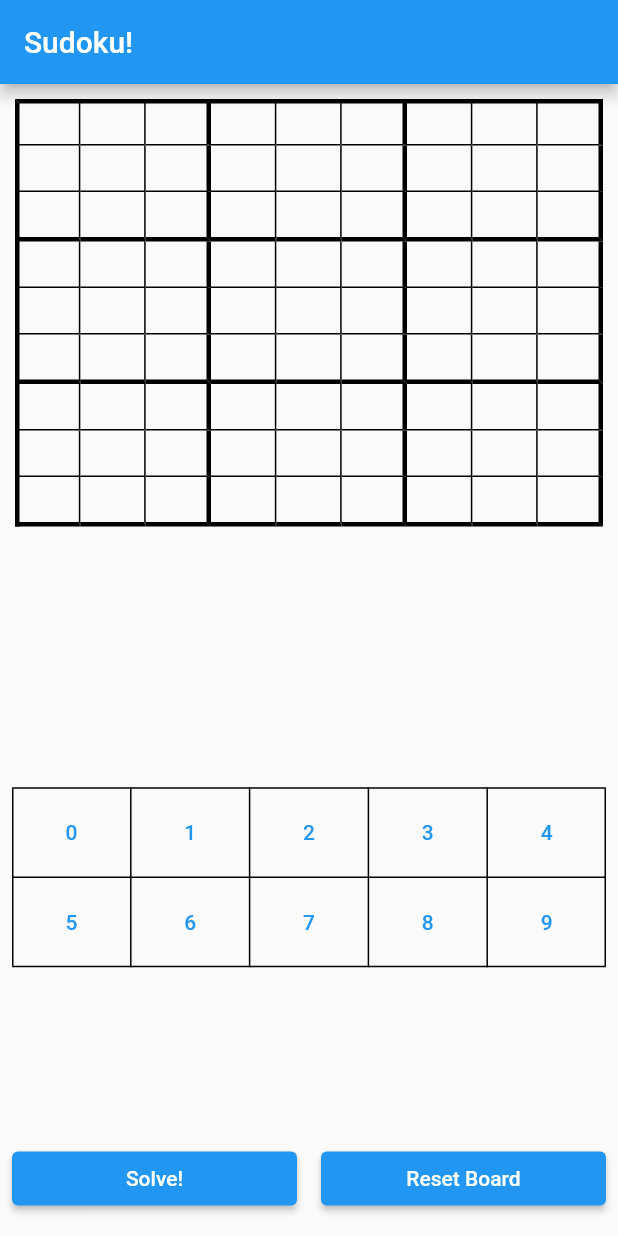
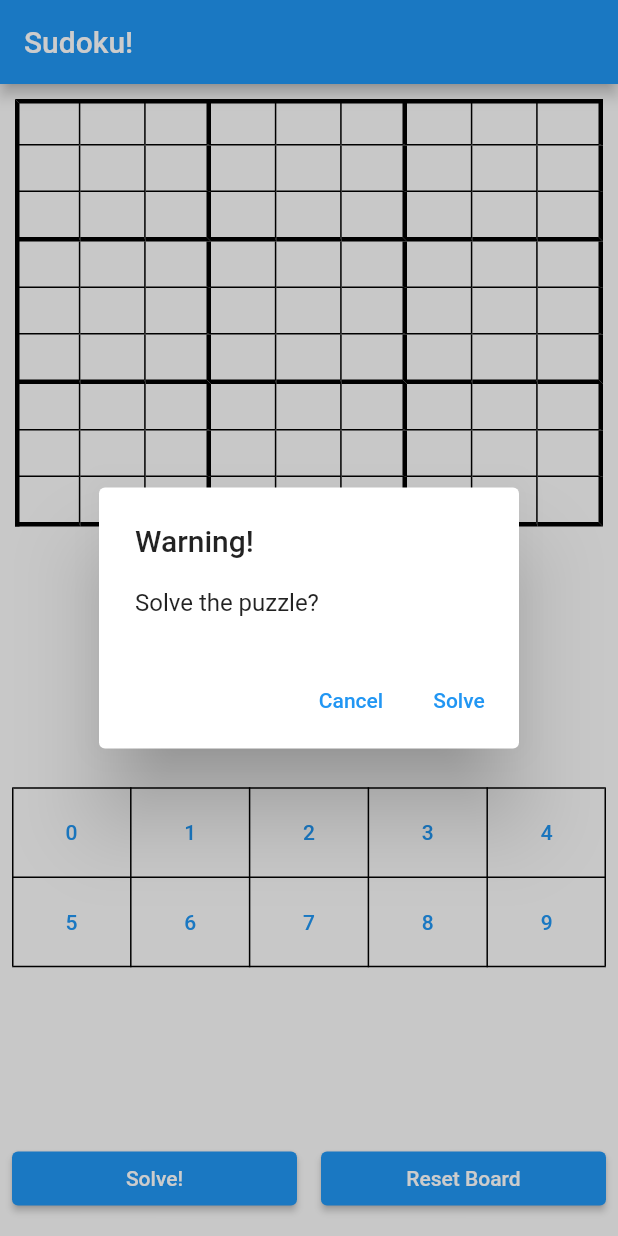
Before and after one commit to Satyam-exe/PyDoKu, a Flutter app: the screen it shows after launch, after a tap on "Solve!", on a phone screen of 412 x 824 dp. Run offline on Flutter 3.47's test engine with Material 2 defaults, Android fonts, the phone set to English and light mode, and no system bars.

Commit message:
finished sudoku solve

```diff
--- a/frontend/lib/api/requests.dart
+++ b/frontend/lib/api/requests.dart
@@ -1,13 +1,18 @@
 import 'dart:convert';
 
+import 'package:flutter/material.dart';
 import 'package:frontend/constants/api_urls.dart';
 import 'package:http/http.dart' as http;
 
 Future<http.Response> getSolvedResponse(sudokuString) async {
   final response = await http.post(
     Uri.parse(sudokuSolveAPIUrl),
-    headers: {'Content-Type': 'application/json'},
-    body: jsonEncode({'sudoku_str': sudokuString}),
+    headers: <String, String>{
+      'Content-Type': 'application/json; charset=UTF-8'
+    },
+    body: jsonEncode(<String, String>{'sudoku_str': sudokuString}),
   );
+  debugPrint('Response status code: ${response.statusCode}');
+  debugPrint('Response body: ${response.body}');
   return response;
 }
--- a/frontend/lib/constants/api_urls.dart
+++ b/frontend/lib/constants/api_urls.dart
@@ -1,2 +1,2 @@
-const apiUrl = 'http://127.0.0.1:8000/';
+const apiUrl = 'http://3.110.105.101:8000/';
 const sudokuSolveAPIUrl = '${apiUrl}solve/';
--- a/frontend/lib/main.dart
+++ b/frontend/lib/main.dart
@@ -1,10 +1,5 @@
-import 'dart:developer';
-
-import 'package:flutter/foundation.dart';
 import 'package:flutter/material.dart';
-import 'package:frontend/solver/solve.dart';
-import 'package:frontend/utility/sudoku/keypad.dart';
-import 'package:frontend/utility/sudoku/sudoku_board.dart';
+import 'package:frontend/views/sudoku_solver_view.dart';
 
 void main() => runApp(const MyApp());
 
@@ -27,86 +22,3 @@ class MyApp extends StatelessWidget {
     );
   }
 }
-
-class SudokuSolverView extends StatefulWidget {
-  const SudokuSolverView({super.key});
-
-  @override
-  State<SudokuSolverView> createState() => _SudokuSolverViewState();
-}
-
-class _SudokuSolverViewState extends State<SudokuSolverView> {
-  List<int> _activeNumber = [0];
-
-  List<List<int>> _board = List.generate(9, (_) => List.generate(9, (_) => 0));
-
-  @override
-  Widget build(BuildContext context) {
-    return Column(
-      children: <Widget>[
-        Expanded(
-          flex: 6,
-          child: Padding(
-            padding: const EdgeInsets.all(10.0),
-            child: SudokuBoard(_board, _activeNumber),
-          ),
-        ),
-        Expanded(
-          flex: 3,
-          child: Padding(
-            padding: const EdgeInsets.all(8.0),
-            child: KeyPad(_activeNumber),
-          ),
-        ),
-        Expanded(
-          flex: 1,
-          child: Row(
-            children: <Widget>[
-              Expanded(
-                flex: 5,
-                child: Padding(
-                  padding: const EdgeInsets.all(8.0),
-                  child: ElevatedButton(
-                    child: const Text('Solve!'),
-                    onPressed: () async {
-                      await _showSolvedBoard();
-                      debugPrint('hoe');
-                    }
-                  ),
-                ),
-              ),
-              Expanded(
-                flex: 5,
-                child: Padding(
-                  padding: const EdgeInsets.all(8.0),
-                  child: ElevatedButton(
-                    child: const Text('Reset Board'),
-                    onPressed: () {
-                      debugPrint('Resetting Board');
-                      setState(() {
-                        _resetBoard();
-                      });
-                    },
-                  ),
-                ),
-              ),
-            ],
-          ),
-        ),
-      ],
-    );
-  }
-
-  void _resetBoard() {
-    _board = List.generate(9, (_) => List.generate(9, (_) => 0));
-    _activeNumber = [0];
-  }
-
-  Future<void> _showSolvedBoard() async {
-    List<List<int>> newBoard = await solveSudoku(_board);
-    log('Done');
-    setState(() {
-      _board = newBoard;
-    });
-  }
-}
--- a/frontend/lib/solver/solve.dart
+++ b/frontend/lib/solver/solve.dart
@@ -1,6 +1,8 @@
 import 'dart:convert';
 
+import 'package:flutter/material.dart';
 import 'package:frontend/api/requests.dart';
+import 'package:frontend/utility/dialogs/normal_dialog.dart';
 
 String convertTableToString(List<List<int>> sudokuTable) {
   final sudokuString = sudokuTable
@@ -21,10 +23,15 @@ List<List<int>> convertStringToTable(String sudokuString) {
   return sudokuTable;
 }
 
-Future<List<List<int>>> solveSudoku(List<List<int>> board) async {
+Future<List<List<int>>?> solveSudoku(List<List<int>> board) async {
   final sudokuString = convertTableToString(board);
   final response = await getSolvedResponse(sudokuString);
-  final solution = jsonDecode(response.body)['solution'];
-  final solvedSudokuBoard = convertStringToTable(solution);
-  return solvedSudokuBoard;
+  debugPrint(response.body);
+  final responseBody = jsonDecode(response.body);
+  if (responseBody['solution'] != null) {
+    final solution = responseBody['solution'];
+    final solvedSudokuBoard = convertStringToTable(solution);
+    return solvedSudokuBoard;
+  }
+  return null;
 }
--- /dev/null
+++ b/frontend/lib/utility/dialogs/normal_dialog.dart
@@ -0,0 +1,48 @@
+import 'package:flutter/cupertino.dart';
+import 'package:flutter/material.dart';
+
+showNormalBoolDialog(BuildContext context, String text, String trueOption, String falseOption) {
+  return showCupertinoDialog(
+    context: context,
+    builder: (context) {
+      return AlertDialog(
+        title: const Text('Warning!'),
+        content: Text(text),
+        actions: [
+          TextButton(
+            onPressed: () {
+              Navigator.of(context).pop(false);
+            },
+            child: Text(falseOption),
+          ),
+          TextButton(
+            onPressed: () {
+              Navigator.of(context).pop(true);
+            },
+            child: Text(trueOption),
+          )
+        ],
+      );
+    },
+  ).then((value) => value ?? false);
+}
+
+showNormalDialog(BuildContext context, String text) {
+  return showCupertinoDialog(
+    context: context,
+    builder: (context) {
+      return AlertDialog(
+        title: const Text('Invalid!'),
+        content: Text(text),
+        actions: [
+          TextButton(
+            onPressed: () {
+              Navigator.of(context).pop(false);
+            },
+            child: const Text('Okay'),
+          ),
+        ],
+      );
+    },
+  ).then((value) => value ?? false);
+}
--- /dev/null
+++ b/frontend/lib/views/sudoku_solver_view.dart
@@ -0,0 +1,113 @@
+import 'package:flutter/material.dart';
+import 'package:frontend/solver/solve.dart';
+import 'package:frontend/utility/dialogs/normal_dialog.dart';
+import 'package:frontend/utility/sudoku/keypad.dart';
+import 'package:frontend/utility/sudoku/sudoku_board.dart';
+
+class SudokuSolverView extends StatefulWidget {
+  const SudokuSolverView({super.key});
+
+  @override
+  State<SudokuSolverView> createState() => _SudokuSolverViewState();
+}
+
+class _SudokuSolverViewState extends State<SudokuSolverView> {
+  List<int> _activeNumber = [0];
+
+  List<List<int>> _board = List.generate(9, (_) => List.generate(9, (_) => 0));
+
+  @override
+  Widget build(BuildContext context) {
+    return Column(
+      children: <Widget>[
+        Expanded(
+          flex: 6,
+          child: Padding(
+            padding: const EdgeInsets.all(10.0),
+            child: SudokuBoard(_board, _activeNumber),
+          ),
+        ),
+        Expanded(
+          flex: 3,
+          child: Padding(
+            padding: const EdgeInsets.all(8.0),
+            child: KeyPad(_activeNumber),
+          ),
+        ),
+        Expanded(
+          flex: 1,
+          child: Row(
+            children: <Widget>[
+              Expanded(
+                flex: 5,
+                child: Padding(
+                  padding: const EdgeInsets.all(8.0),
+                  child: ElevatedButton(
+                    child: const Text('Solve!'),
+                    onPressed: () async {
+                      bool shouldSolve = await showNormalBoolDialog(
+                        context,
+                        'Solve the puzzle?',
+                        'Solve',
+                        'Cancel',
+                      );
+                      if (shouldSolve) {
+                        debugPrint('should solve');
+                        List<List<int>>? solvedBoard =
+                            await solveSudoku(_board);
+                        debugPrint(solvedBoard.toString());
+                        if (solvedBoard != null) {
+                          setState(() {
+                            _board = solvedBoard;
+                          });
+                        } else {
+                          if (context.mounted) {
+                            showNormalDialog(
+                              context,
+                              'The provided SuDoKu cannot be solved!',
+                            );
+                          }
+                        }
+                      } else {
+                        return;
+                      }
+                    },
+                  ),
+                ),
+              ),
+              Expanded(
+                flex: 5,
+                child: Padding(
+                  padding: const EdgeInsets.all(8.0),
+                  child: ElevatedButton(
+                    child: const Text('Reset Board'),
+                    onPressed: () async {
+                      debugPrint('Resetting Board');
+                      bool shouldReset = await showNormalBoolDialog(
+                          context,
+                          'Are you sure you want to reset the board?',
+                          'Reset',
+                          'Cancel');
+                      if (shouldReset) {
+                        setState(() {
+                          _resetBoard();
+                        });
+                      } else {
+                        return;
+                      }
+                    },
+                  ),
+                ),
+              ),
+            ],
+          ),
+        ),
+      ],
+    );
+  }
+
+  void _resetBoard() {
+    _board = List.generate(9, (_) => List.generate(9, (_) => 0));
+    _activeNumber = [0];
+  }
+}
```
Also changed, not shown: 43 other files.
